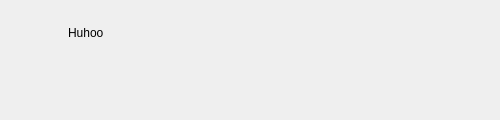
Above: inmessageform.ui from hawkchch/BubbleChat before the change. Below: the same form after it.
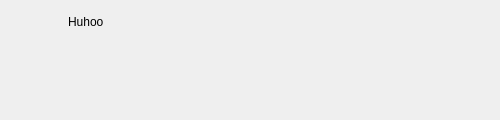
That is the form after the change. Icons and pictures are not drawn.

What changed in the file:
```diff
--- a/inmessageform.ui
+++ b/inmessageform.ui
@@ -13,10 +13,16 @@
   <property name="windowTitle">
    <string>Form</string>
   </property>
+  <property name="styleSheet">
+   <string notr="true"/>
+  </property>
   <layout class="QHBoxLayout" name="horizontalLayout">
    <property name="spacing">
     <number>0</number>
    </property>
+   <property name="topMargin">
+    <number>0</number>
+   </property>
    <item>
     <widget class="QWidget" name="avatar" native="true">
      <property name="minimumSize">
```
